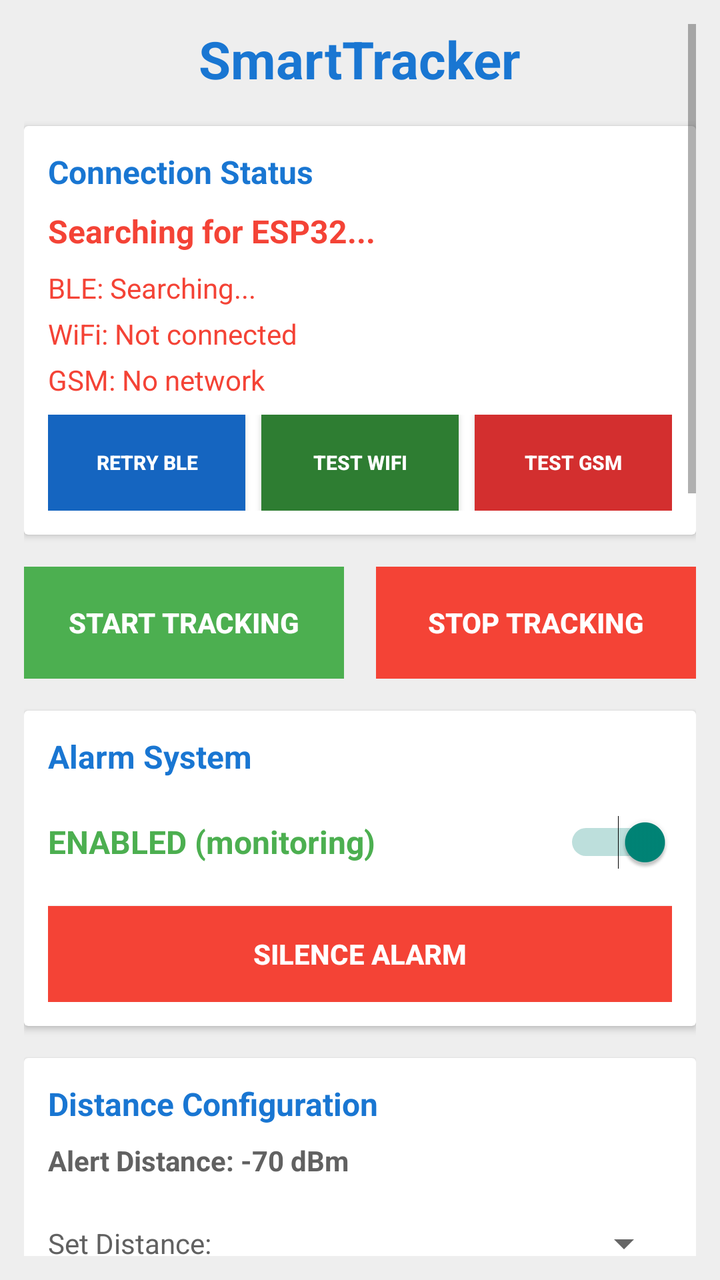
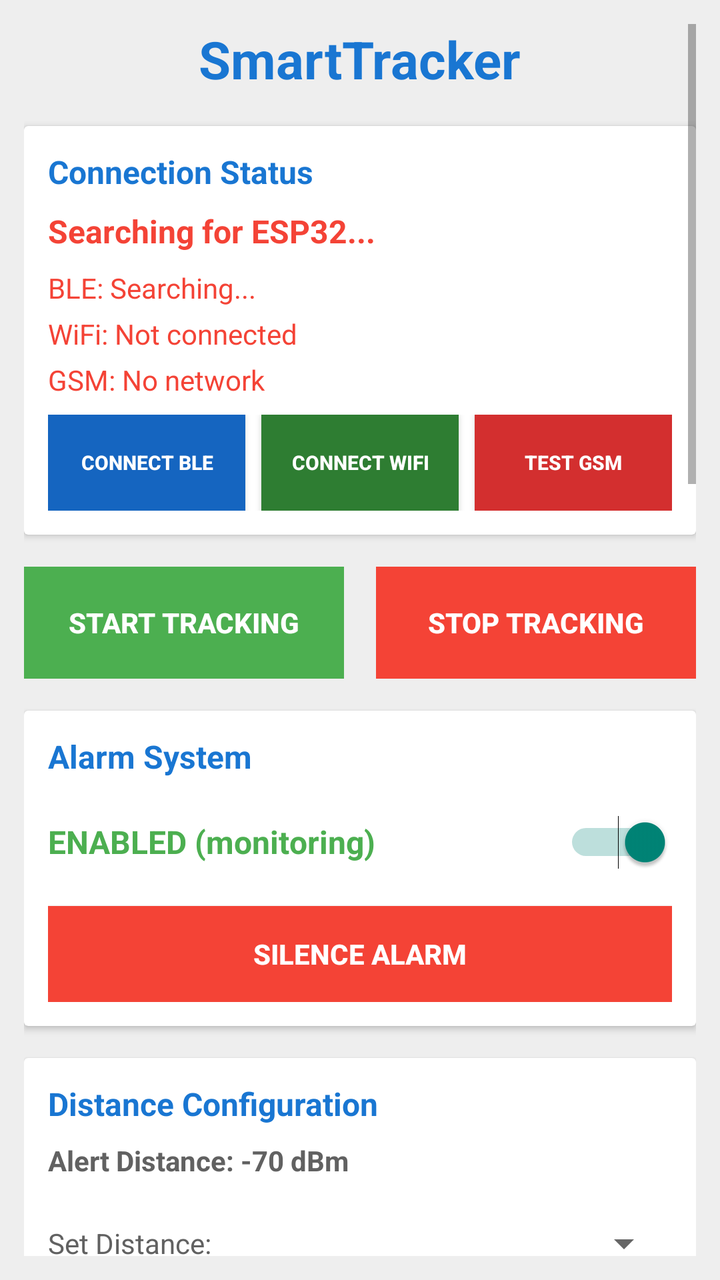

Before-and-after screenshots of an Android layout around one commit, followed by the original layout XML and the change that was made.
<!-- AndroidManifest.xml: activity theme Theme.AppCompat.Light.DarkActionBar -->
<!-- res/layout/activity_main.xml -->
<?xml version="1.0" encoding="utf-8"?>
<ScrollView xmlns:android="http://schemas.android.com/apk/res/android"
    android:layout_width="match_parent"
    android:layout_height="match_parent"
    android:padding="12dp"
    android:background="@color/gray_200">

    <LinearLayout
        android:layout_width="match_parent"
        android:layout_height="wrap_content"
        android:orientation="vertical"
        android:gravity="center_horizontal">

        
        <TextView
            android:layout_width="wrap_content"
            android:layout_height="wrap_content"
            android:text="SmartTracker"
            android:textSize="26sp"
            android:textStyle="bold"
            android:textColor="@color/blue_700"
            android:layout_marginBottom="16dp" />

        
        <androidx.cardview.widget.CardView
            android:layout_width="match_parent"
            android:layout_height="wrap_content"
            android:layout_marginBottom="16dp"
            android:elevation="4dp"
            android:radius="8dp">

            <LinearLayout
                android:layout_width="match_parent"
                android:layout_height="wrap_content"
                android:orientation="vertical"
                android:padding="12dp">

                <TextView
                    android:layout_width="wrap_content"
                    android:layout_height="wrap_content"
                    android:text="Connection Status"
                    android:textSize="16sp"
                    android:textStyle="bold"
                    android:textColor="@color/blue_700"
                    android:layout_marginBottom="8dp" />

                
                <TextView
                    android:id="@+id/connectionStatusCard"
                    android:layout_width="match_parent"
                    android:layout_height="wrap_content"
                    android:text="Searching for ESP32..."
                    android:textSize="16sp"
                    android:textStyle="bold"
                    android:textColor="@color/red_500"
                    android:layout_marginBottom="8dp" />

                
                <TextView
                    android:id="@+id/bleStatusText"
                    android:layout_width="match_parent"
                    android:layout_height="wrap_content"
                    android:text="BLE: Searching..."
                    android:textSize="14sp"
                    android:textColor="@color/red_500"
                    android:layout_marginBottom="4dp" />

                <TextView
                    android:id="@+id/wifiStatusText"
                    android:layout_width="match_parent"
                    android:layout_height="wrap_content"
                    android:text="WiFi: Not connected"
                    android:textSize="14sp"
                    android:textColor="@color/red_500"
                    android:layout_marginBottom="4dp" />

                <TextView
                    android:id="@+id/gsmStatusText"
                    android:layout_width="match_parent"
                    android:layout_height="wrap_content"
                    android:text="GSM: No network"
                    android:textSize="14sp"
                    android:textColor="@color/red_500"
                    android:layout_marginBottom="8dp" />

                
                <LinearLayout
                    android:layout_width="match_parent"
                    android:layout_height="wrap_content"
                    android:orientation="horizontal">

                    <Button
                        android:id="@+id/retryBleButton"
                        android:layout_width="0dp"
                        android:layout_height="48dp"
                        android:layout_weight="1"
                        android:text="RETRY BLE"
                        android:textSize="10sp"
                        android:textStyle="bold"
                        android:textColor="@color/white"
                        android:background="@color/blue_600"
                        android:layout_marginEnd="4dp" />

                    <Button
                        android:id="@+id/retryWifiButton"
                        android:layout_width="0dp"
                        android:layout_height="48dp"
                        android:layout_weight="1"
                        android:text="TEST WiFi"
                        android:textSize="10sp"
                        android:textStyle="bold"
                        android:textColor="@color/white"
                        android:background="@color/dark_green"
                        android:layout_marginStart="4dp"
                        android:layout_marginEnd="4dp" />

                    <Button
                        android:id="@+id/retryGsmButton"
                        android:layout_width="0dp"
                        android:layout_height="48dp"
                        android:layout_weight="1"
                        android:text="TEST GSM"
                        android:textSize="10sp"
                        android:textStyle="bold"
                        android:textColor="@color/white"
                        android:background="@color/red_600"
                        android:layout_marginStart="4dp" />

                </LinearLayout>

            </LinearLayout>

        </androidx.cardview.widget.CardView>

        
        <LinearLayout
            android:layout_width="match_parent"
            android:layout_height="wrap_content"
            android:orientation="horizontal"
            android:layout_marginBottom="16dp">

            <Button
                android:id="@+id/startButton"
                android:layout_width="0dp"
                android:layout_height="56dp"
                android:layout_weight="1"
                android:text="START TRACKING"
                android:textSize="14sp"
                android:textStyle="bold"
                android:textColor="@color/white"
                android:background="@color/green_500"
                android:layout_marginEnd="8dp"
                android:enabled="false" />

            <Button
                android:id="@+id/stopButton"
                android:layout_width="0dp"
                android:layout_height="56dp"
                android:layout_weight="1"
                android:text="STOP TRACKING"
                android:textSize="14sp"
                android:textStyle="bold"
                android:textColor="@color/white"
                android:background="@color/red_500"
                android:layout_marginStart="8dp"
                android:enabled="false" />

        </LinearLayout>

        
        <androidx.cardview.widget.CardView
            android:layout_width="match_parent"
            android:layout_height="wrap_content"
            android:layout_marginBottom="16dp"
            android:elevation="4dp"
            android:radius="8dp">

            <LinearLayout
                android:layout_width="match_parent"
                android:layout_height="wrap_content"
                android:orientation="vertical"
                android:padding="12dp">

                <TextView
                    android:layout_width="wrap_content"
                    android:layout_height="wrap_content"
                    android:text="Alarm System"
                    android:textSize="16sp"
                    android:textStyle="bold"
                    android:textColor="@color/blue_700"
                    android:layout_marginBottom="8dp" />

                <LinearLayout
                    android:layout_width="match_parent"
                    android:layout_height="wrap_content"
                    android:orientation="horizontal"
                    android:gravity="center_vertical"
                    android:layout_marginBottom="8dp">

                    <TextView
                        android:id="@+id/alarmStatusText"
                        android:layout_width="0dp"
                        android:layout_height="wrap_content"
                        android:layout_weight="1"
                        android:text="ENABLED (monitoring)"
                        android:textSize="16sp"
                        android:textColor="@color/green_500"
                        android:textStyle="bold" />

                    <Switch
                        android:id="@+id/alarmSwitch"
                        android:layout_width="wrap_content"
                        android:layout_height="wrap_content"
                        android:checked="true"
                        android:minWidth="48dp"
                        android:minHeight="48dp" />

                </LinearLayout>

                <Button
                    android:id="@+id/silenceButton"
                    android:layout_width="match_parent"
                    android:layout_height="48dp"
                    android:text="SILENCE ALARM"
                    android:textSize="14sp"
                    android:textStyle="bold"
                    android:textColor="@color/white"
                    android:background="@color/red_500"
                    android:enabled="true" />

            </LinearLayout>

        </androidx.cardview.widget.CardView>

        
        <androidx.cardview.widget.CardView
            android:layout_width="match_parent"
            android:layout_height="wrap_content"
            android:layout_marginBottom="16dp"
            android:elevation="4dp"
            android:radius="8dp">

            <LinearLayout
                android:layout_width="match_parent"
                android:layout_height="wrap_content"
                android:orientation="vertical"
                android:padding="12dp">

                <TextView
                    android:layout_width="wrap_content"
                    android:layout_height="wrap_content"
                    android:text="Distance Configuration"
                    android:textSize="16sp"
                    android:textStyle="bold"
                    android:textColor="@color/blue_700"
                    android:layout_marginBottom="8dp" />

                <TextView
                    android:id="@+id/rssiTestText"
                    android:layout_width="match_parent"
                    android:layout_height="wrap_content"
                    android:text="Alert Distance: -70 dBm"
                    android:textSize="14sp"
                    android:textColor="@color/gray_700"
                    android:textStyle="bold"
                    android:layout_marginBottom="8dp" />

                
                <LinearLayout
                    android:layout_width="match_parent"
                    android:layout_height="wrap_content"
                    android:orientation="horizontal"
                    android:gravity="center_vertical"
                    android:layout_marginBottom="8dp">

                    <TextView
                        android:layout_width="wrap_content"
                        android:layout_height="wrap_content"
                        android:text="Set Distance:"
                        android:textSize="14sp"
                        android:textColor="@color/gray_700"
                        android:layout_marginEnd="8dp" />

                    <Spinner
                        android:id="@+id/thresholdSpinner"
                        android:layout_width="0dp"
                        android:layout_height="wrap_content"
                        android:layout_weight="1"
                        android:minHeight="48dp" />

                </LinearLayout>

                
                <LinearLayout
                    android:layout_width="match_parent"
                    android:layout_height="wrap_content"
                    android:orientation="horizontal">

                    <Button
                        android:id="@+id/rssiTestButton"
                        android:layout_width="0dp"
                        android:layout_height="48dp"
                        android:layout_weight="1"
                        android:text="START DISTANCE TEST"
                        android:textSize="11sp"
                        android:textStyle="bold"
                        android:textColor="@color/white"
                        android:background="@color/blue_500"
                        android:layout_marginEnd="8dp"
                        android:enabled="false" />

                    <Button
                        android:id="@+id/setThresholdButton"
                        android:layout_width="0dp"
                        android:layout_height="48dp"
                        android:layout_weight="1"
                        android:text="SET CURRENT"
                        android:textSize="11sp"
                        android:textStyle="bold"
                        android:textColor="@color/white"
                        android:background="@color/green_500"
                        android:layout_marginStart="8dp"
                        android:enabled="false" />

                </LinearLayout>

            </LinearLayout>

        </androidx.cardview.widget.CardView>

        
        <androidx.cardview.widget.CardView
            android:layout_width="match_parent"
            android:layout_height="wrap_content"
            android:layout_marginBottom="16dp"
            android:elevation="4dp"
            android:radius="8dp">

            <LinearLayout
                android:layout_width="match_parent"
                android:layout_height="wrap_content"
                android:orientation="vertical"
                android:padding="12dp">

                <TextView
                    android:layout_width="wrap_content"
                    android:layout_height="wrap_content"
                    android:text="GPS Location"
                    android:textSize="16sp"
                    android:textStyle="bold"
                    android:textColor="@color/blue_700"
                    android:layout_marginBottom="8dp" />

                <TextView
                    android:id="@+id/gpsStatusText"
                    android:layout_width="match_parent"
                    android:layout_height="wrap_content"
                    android:text="GPS: Not available"
                    android:textSize="14sp"
                    android:textColor="@color/gray_500"
                    android:layout_marginBottom="8dp" />

                <Button
                    android:id="@+id/requestGpsButton"
                    android:layout_width="match_parent"
                    android:layout_height="48dp"
                    android:text="REQUEST GPS LOCATION"
                    android:textSize="14sp"
                    android:textStyle="bold"
                    android:textColor="@color/white"
                    android:background="@color/blue_600"
                    android:enabled="false" />

            </LinearLayout>

        </androidx.cardview.widget.CardView>

        
        <androidx.cardview.widget.CardView
            android:layout_width="match_parent"
            android:layout_height="wrap_content"
            android:layout_marginBottom="16dp"
            android:elevation="4dp"
            android:radius="8dp">

            <LinearLayout
                android:layout_width="match_parent"
                android:layout_height="wrap_content"
                android:orientation="vertical"
                android:padding="12dp">

                <TextView
                    android:layout_width="wrap_content"
                    android:layout_height="wrap_content"
                    android:text="System Status"
                    android:textSize="16sp"
                    android:textStyle="bold"
                    android:textColor="@color/blue_700"
                    android:layout_marginBottom="8dp" />

                <TextView
                    android:id="@+id/statusText"
                    android:layout_width="match_parent"
                    android:layout_height="wrap_content"
                    android:text="Status: Initializing..."
                    android:textSize="14sp"
                    android:textColor="@color/gray_700" />

            </LinearLayout>

        </androidx.cardview.widget.CardView>

        
        <androidx.cardview.widget.CardView
            android:layout_width="match_parent"
            android:layout_height="wrap_content"
            android:layout_marginBottom="16dp"
            android:elevation="4dp"
            android:radius="8dp">

            <LinearLayout
                android:layout_width="match_parent"
                android:layout_height="wrap_content"
                android:orientation="vertical"
                android:padding="12dp">

                <LinearLayout
                    android:layout_width="match_parent"
                    android:layout_height="wrap_content"
                    android:orientation="horizontal"
                    android:layout_marginBottom="8dp">

                    <TextView
                        android:layout_width="0dp"
                        android:layout_height="wrap_content"
                        android:layout_weight="1"
                        android:text="Debug Console"
                        android:textSize="16sp"
                        android:textStyle="bold"
                        android:textColor="@color/blue_700" />

                    <Button
                        android:id="@+id/clearLogButton"
                        android:layout_width="wrap_content"
                        android:layout_height="28dp"
                        android:text="CLEAR"
                        android:textSize="10sp"
                        android:textStyle="bold"
                        android:textColor="@color/white"
                        android:background="@color/gray_500"
                        android:minHeight="0dp"
                        android:minWidth="0dp"
                        android:paddingLeft="12dp"
                        android:paddingRight="12dp" />

                </LinearLayout>

                <ScrollView
                    android:id="@+id/debugScrollView"
                    android:layout_width="match_parent"
                    android:layout_height="400dp"
                    android:background="#FF1E1E1E"
                    android:scrollbars="vertical"
                    android:fadeScrollbars="false">

                    <TextView
                        android:id="@+id/debugLogText"
                        android:layout_width="match_parent"
                        android:layout_height="wrap_content"
                        android:text=""
                        android:textSize="11sp"
                        android:textColor="#FF00FF00"
                        android:fontFamily="monospace"
                        android:padding="8dp"
                        android:gravity="top"
                        android:textIsSelectable="false" />

                </ScrollView>

                <TextView
                    android:layout_width="match_parent"
                    android:layout_height="wrap_content"
                    android:text="LATEST MESSAGES AT TOP | Last 25 messages | Real data only"
                    android:textSize="10sp"
                    android:textColor="@color/gray_500"
                    android:layout_marginTop="4dp"
                    android:fontStyle="italic"
                    android:gravity="center" />

            </LinearLayout>

        </androidx.cardview.widget.CardView>

        
        <androidx.cardview.widget.CardView
            android:layout_width="match_parent"
            android:layout_height="wrap_content"
            android:layout_marginBottom="16dp"
            android:elevation="4dp"
            android:radius="8dp">

            <LinearLayout
                android:layout_width="match_parent"
                android:layout_height="wrap_content"
                android:orientation="vertical"
                android:padding="12dp">

                <TextView
                    android:layout_width="wrap_content"
                    android:layout_height="wrap_content"
                    android:text="How to Use"
                    android:textSize="16sp"
                    android:textStyle="bold"
                    android:textColor="@color/blue_700"
                    android:layout_marginBottom="8dp" />

                <TextView
                    android:layout_width="match_parent"
                    android:layout_height="wrap_content"
                    android:text="1. START TRACKING - Begin monitoring device distance\n2. Set alert distance using dropdown or distance test\n3. SILENCE ALARM - Stop buzzer for 5 minutes\n4. REQUEST GPS - Get current location\n5. Alarm controls buzzer only\n6. Notifications sent when tracking is active"
                    android:textSize="13sp"
                    android:textColor="@color/gray_700"
                    android:lineSpacingExtra="2dp" />

            </LinearLayout>

        </androidx.cardview.widget.CardView>

        
        <TextView
            android:layout_width="wrap_content"
            android:layout_height="wrap_content"
            android:text="SmartTracker - Real hardware tracking system"
            android:textSize="12sp"
            android:textColor="@color/gray_500"
            android:layout_marginBottom="16dp"
            android:gravity="center" />

    </LinearLayout>

</ScrollView>
<!-- resources referenced by this layout -->
<resources>
  <color name="blue_500">#FF2196F3</color>
  <color name="blue_600">#1565C0</color>
  <color name="blue_700">#FF1976D2</color>
  <color name="dark_green">#2E7D32</color>
  <color name="gray_200">#FFEEEEEE</color>
  <color name="gray_500">#FF9E9E9E</color>
  <color name="gray_700">#FF616161</color>
  <color name="green_500">#FF4CAF50</color>
  <color name="red_500">#FFF44336</color>
  <color name="red_600">#D32F2F</color>
  <color name="white">#FFFFFFFF</color>
</resources>

<!-- the commit's change to res/layout/activity_main.xml (unified diff, before → after) -->
@@ -94,7 +94,7 @@
                         android:layout_width="0dp"
                         android:layout_height="48dp"
                         android:layout_weight="1"
-                        android:text="RETRY BLE"
+                        android:text="CONNECT BLE"
                         android:textSize="10sp"
                         android:textStyle="bold"
                         android:textColor="@color/white"
@@ -106,7 +106,7 @@
                         android:layout_width="0dp"
                         android:layout_height="48dp"
                         android:layout_weight="1"
-                        android:text="TEST WiFi"
+                        android:text="CONNECT WiFi"
                         android:textSize="10sp"
                         android:textStyle="bold"
                         android:textColor="@color/white"
@@ -358,18 +358,41 @@
                     android:text="GPS: Not available"
                     android:textSize="14sp"
                     android:textColor="@color/gray_500"
-                    android:layout_marginBottom="8dp" />
-
-                <Button
-                    android:id="@+id/requestGpsButton"
-                    android:layout_width="match_parent"
-                    android:layout_height="48dp"
-                    android:text="REQUEST GPS LOCATION"
-                    android:textSize="14sp"
-                    android:textStyle="bold"
-                    android:textColor="@color/white"
-                    android:background="@color/blue_600"
-                    android:enabled="false" />
+                    android:layout_marginBottom="8dp"
+                    android:autoLink="web"
+                    android:linksClickable="true" />
+
+                <LinearLayout
+                    android:layout_width="match_parent"
+                    android:layout_height="wrap_content"
+                    android:orientation="horizontal">
+
+                    <Button
+                        android:id="@+id/requestGpsButton"
+                        android:layout_width="0dp"
+                        android:layout_height="48dp"
+                        android:layout_weight="1"
+                        android:text="REQUEST GPS LOCATION"
+                        android:textSize="12sp"
+                        android:textStyle="bold"
+                        android:textColor="@color/white"
+                        android:background="@color/blue_600"
+                        android:layout_marginEnd="4dp"
+                        android:enabled="false" />
+
+                    <Button
+                        android:id="@+id/requestGpsSmsButton"
+                        android:layout_width="0dp"
+                        android:layout_height="48dp"
+                        android:layout_weight="1"
+                        android:text="REQUEST VIA SMS"
+                        android:textSize="12sp"
+                        android:textStyle="bold"
+                        android:textColor="@color/white"
+                        android:background="@color/red_600"
+                        android:layout_marginStart="4dp" />
+
+                </LinearLayout>
 
             </LinearLayout>
 
@@ -517,7 +540,7 @@
                 <TextView
                     android:layout_width="match_parent"
                     android:layout_height="wrap_content"
-                    android:text="1. START TRACKING - Begin monitoring device distance\n2. Set alert distance using dropdown or distance test\n3. SILENCE ALARM - Stop buzzer for 5 minutes\n4. REQUEST GPS - Get current location\n5. Alarm controls buzzer only\n6. Notifications sent when tracking is active"
+                    android:text="1. CONNECT - First establish BLE or WiFi connection\n2. START TRACKING - Begin monitoring device distance\n3. Set alert distance using dropdown or distance test\n4. SILENCE ALARM - Stop buzzer for 5 minutes\n5. REQUEST GPS - Get current location via connection\n6. REQUEST VIA SMS - Get location independent of connections\n7. Alarm controls buzzer, tracking sends notifications"
                     android:textSize="13sp"
                     android:textColor="@color/gray_700"
                     android:lineSpacingExtra="2dp" />
